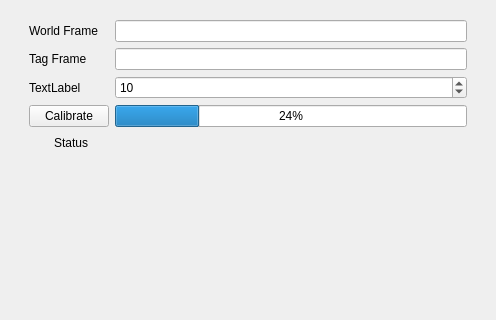
osu-uwrt/riptide_gui, file riptide_rviz/riptide_rviz/src/MappingPanel.ui: the form before one commit; both pictures show x 0 to 496 and y 0 to 320 of the 496 by 559 pixel window.
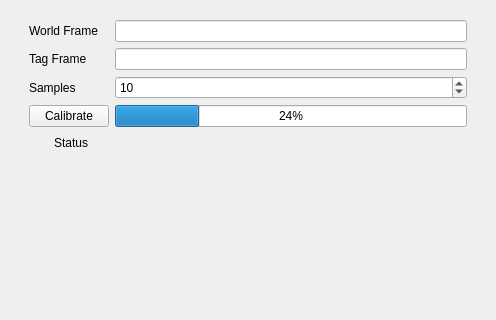
The form after the commit.

Commit message: fixed silly goofy label mistake on mapping panel

Patch:
```diff
--- a/riptide_rviz/riptide_rviz/src/MappingPanel.ui
+++ b/riptide_rviz/riptide_rviz/src/MappingPanel.ui
@@ -48,7 +48,7 @@
          <item row="3" column="0">
           <widget class="QLabel" name="label_3">
            <property name="text">
-            <string>TextLabel</string>
+            <string>Samples</string>
            </property>
           </widget>
          </item>
```
